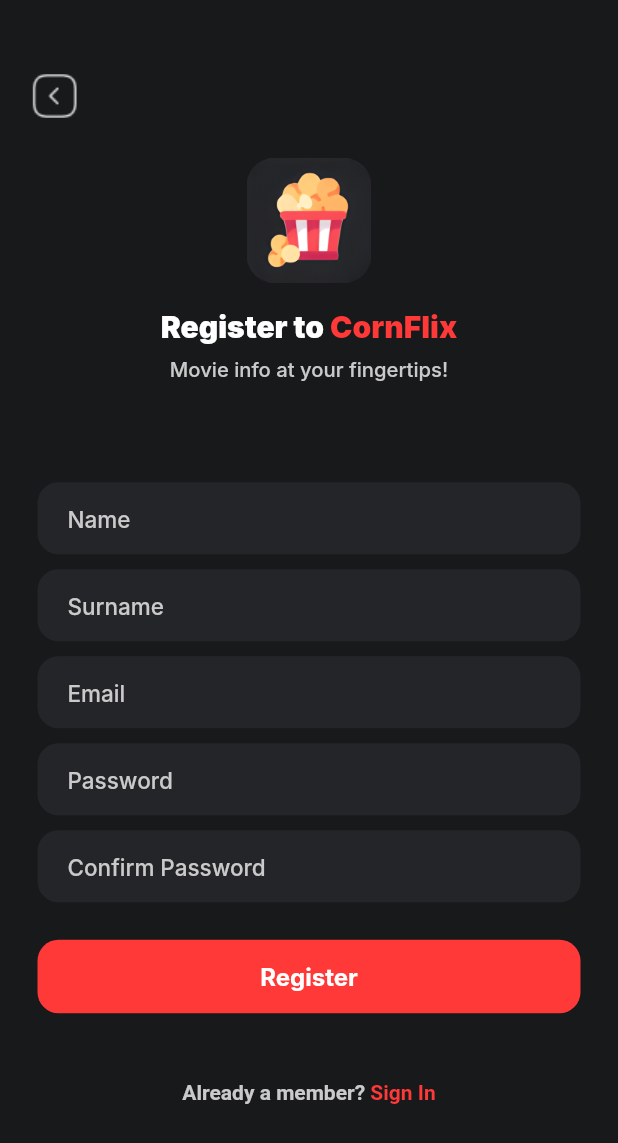
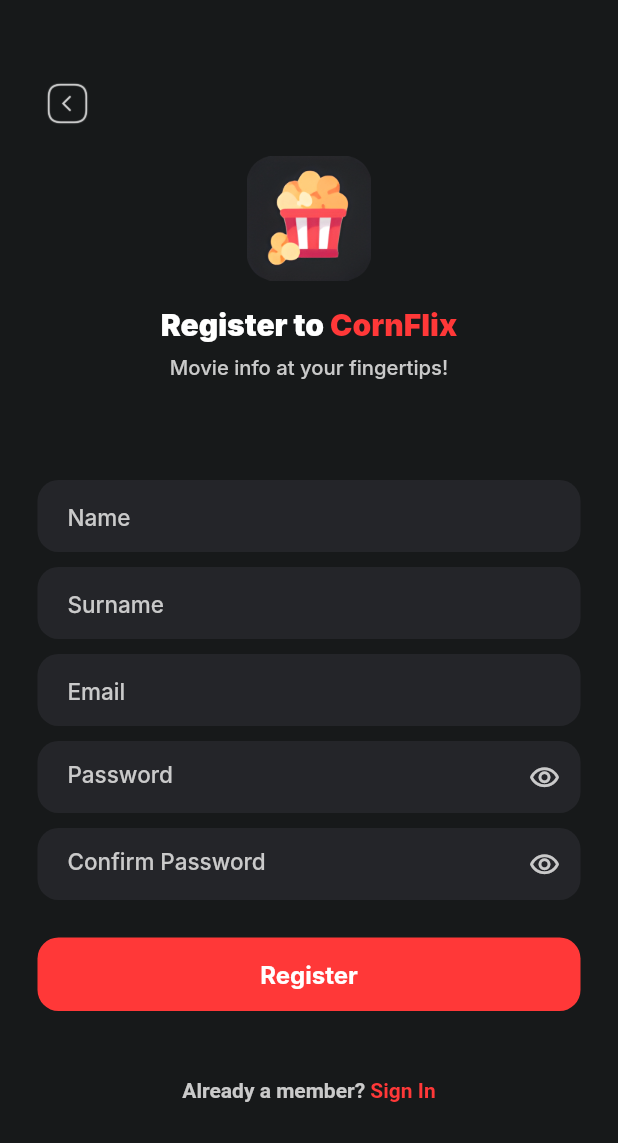
Before and after one commit to Luelmo14/cornflix, a Flutter app: the screen it shows after launch, after a tap on "Login", after a tap on "Sign Up", on a phone screen of 412 x 824 dp. Shown: the top 1143 px of the screen. Run offline on Flutter 3.47's test engine with Material 2 defaults, Android fonts, the phone set to English and light mode, and no system bars; our stand-ins replace another_flushbar, cached_network_image, carousel_slider, cloud_firestore, firebase_auth, firebase_core and 5 more; missing offline and left inert: dart:ffi; accounts and stored records are empty; network calls fail; Roboto replaces fonts that are missing (Inter).

Commit message:
minor improvements

```diff
--- a/lib/pages/Login.dart
+++ b/lib/pages/Login.dart
@@ -13,6 +13,7 @@ class Login extends StatefulWidget {
 
 class _LoginState extends State<Login> {
   String? errorMessage = '';
+  bool hidePassword = true;
 
   final TextEditingController emailController = TextEditingController();
   final TextEditingController passwordController = TextEditingController();
@@ -124,6 +125,7 @@ class _LoginState extends State<Login> {
                     child: Padding(
                       padding: const EdgeInsets.only(left: 20.0),
                       child: TextField(
+                        keyboardType: TextInputType.emailAddress,
                         controller: emailController,
                         style: const TextStyle(
                           color: Colors.white,
@@ -156,16 +158,28 @@ class _LoginState extends State<Login> {
                     child: Padding(
                       padding: const EdgeInsets.only(left: 20.0),
                       child: TextField(
-                        obscureText: true,
+                        obscureText: hidePassword,
                         controller: passwordController,
                         style: const TextStyle(
                           color: Colors.white,
                           fontFamily: 'Inter',
                         ),
-                        decoration: const InputDecoration(
+                        decoration: InputDecoration(
+                          suffixIcon: IconButton(
+                              onPressed: () {
+                                setState(() {
+                                  hidePassword = !hidePassword;
+                                });
+                              },
+                              icon: const Icon(
+                                Icons.remove_red_eye_outlined,
+                                color: Color.fromRGBO(202, 202, 202, 1),
+                                size: 21,
+                              )
+                          ),
                           border: InputBorder.none,
                           hintText: 'Password',
-                          hintStyle: TextStyle(
+                          hintStyle: const TextStyle(
                             color: Color.fromRGBO(202, 202, 202, 1),
                             fontFamily: 'Inter',
                             fontSize: 15,
--- a/lib/pages/MovieDetails.dart
+++ b/lib/pages/MovieDetails.dart
@@ -259,8 +259,6 @@ class _MovieDetailsState extends State<MovieDetails> {
                             Positioned(
                               top: 360,
                               right: 3,
-                              child: SizedBox(
-                                height: 30,
                               child: ListView.builder(
                                 shrinkWrap: true,
                                 scrollDirection: Axis.horizontal,
@@ -289,7 +287,7 @@ class _MovieDetailsState extends State<MovieDetails> {
                                 },
                               ),
                             ),
-                            ),
+
                          Column(
                            children: [
                              const SizedBox(height: 420),
--- a/lib/pages/Register.dart
+++ b/lib/pages/Register.dart
@@ -12,6 +12,8 @@ class Register extends StatefulWidget {
 
 class _RegisterState extends State<Register> {
   String? errorMessage = '';
+  bool hidePassword = true;
+  bool hideConfirmPassword = true;
 
   final TextEditingController emailController = TextEditingController();
   final TextEditingController passwordController = TextEditingController();
@@ -93,21 +95,23 @@ class _RegisterState extends State<Register> {
                 child: Column(
                   mainAxisAlignment: MainAxisAlignment.center,
                   children: [
-                    const SizedBox(height: 35),
+                    const SizedBox(height: 40),
                     Padding(
-                      padding: const EdgeInsets.only(left: 20),
+                      padding: const EdgeInsets.only(left: 30),
                       child: Row(
                         children: [
                           GestureDetector(
                             onTap: widget.showLoginPage,
                             child: Image.asset(
                               'assets/images/backArrow.png',
+                              height: 30,
+                              width: 30,
                             ),
                           ),
                         ],
                       ),
                     ),
-                    const SizedBox(height: 25),
+                    const SizedBox(height: 20),
                     Image.asset(
                       'assets/images/logo.png',
                       height: 83,
@@ -170,6 +174,7 @@ class _RegisterState extends State<Register> {
                         child: Padding(
                           padding: const EdgeInsets.only(left: 20.0),
                           child: TextField(
+                              keyboardType: TextInputType.name,
                               controller: nameController,
                               style: const TextStyle(
                                 color: Colors.white,
@@ -202,6 +207,7 @@ class _RegisterState extends State<Register> {
                         child: Padding(
                           padding: const EdgeInsets.only(left: 20.0),
                           child: TextField(
+                              keyboardType: TextInputType.name,
                               controller: surnameController,
                               style: const TextStyle(
                                 color: Colors.white,
@@ -234,6 +240,7 @@ class _RegisterState extends State<Register> {
                         child: Padding(
                           padding: const EdgeInsets.only(left: 20.0),
                           child: TextField(
+                              keyboardType: TextInputType.emailAddress,
                               controller: emailController,
                               style: const TextStyle(
                                 color: Colors.white,
@@ -266,16 +273,28 @@ class _RegisterState extends State<Register> {
                         child: Padding(
                           padding: const EdgeInsets.only(left: 20.0),
                           child: TextField(
-                              obscureText: true,
+                              obscureText: hidePassword,
                               controller: passwordController,
                               style: const TextStyle(
                                 color: Colors.white,
                                 fontFamily: 'Inter',
                               ),
-                              decoration: const InputDecoration(
+                              decoration: InputDecoration(
+                                  suffixIcon: IconButton(
+                                      onPressed: () {
+                                        setState(() {
+                                          hidePassword = !hidePassword;
+                                        });
+                                      },
+                                      icon: const Icon(
+                                        Icons.remove_red_eye_outlined,
+                                        color: Color.fromRGBO(202, 202, 202, 1),
+                                        size: 21,
+                                      )
+                                  ),
                                 border: InputBorder.none,
                                 hintText: 'Password',
-                                  hintStyle: TextStyle(
+                                  hintStyle: const TextStyle(
                                     color: Color.fromRGBO(202, 202, 202, 1),
                                     fontFamily: 'Inter',
                                     fontSize: 15,
@@ -299,16 +318,28 @@ class _RegisterState extends State<Register> {
                         child: Padding(
                           padding: const EdgeInsets.only(left: 20.0),
                           child: TextField(
-                              obscureText: true,
+                              obscureText: hideConfirmPassword,
                               controller: confirmPasswordController,
                               style: const TextStyle(
                                 color: Colors.white,
                                 fontFamily: 'Inter',
                               ),
-                              decoration: const InputDecoration(
+                              decoration: InputDecoration(
+                                  suffixIcon: IconButton(
+                                      onPressed: () {
+                                        setState(() {
+                                          hideConfirmPassword = !hideConfirmPassword;
+                                        });
+                                      },
+                                      icon: const Icon(
+                                        Icons.remove_red_eye_outlined,
+                                        color: Color.fromRGBO(202, 202, 202, 1),
+                                        size: 21,
+                                      )
+                                  ),
                                 border: InputBorder.none,
                                 hintText: 'Confirm Password',
-                                  hintStyle: TextStyle(
+                                  hintStyle: const TextStyle(
                                     color: Color.fromRGBO(202, 202, 202, 1),
                                     fontFamily: 'Inter',
                                     fontSize: 15,
```
Also changed, not shown: assets/images/backArrow.png. Lines whose indentation alone changed are shown as unchanged.
